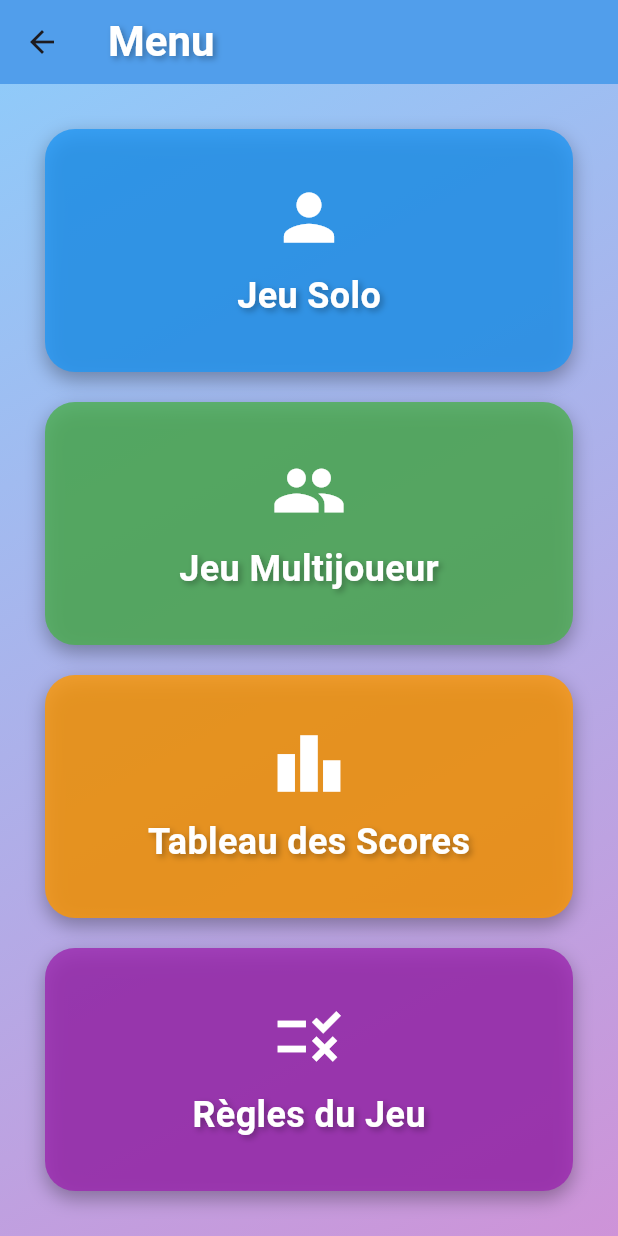
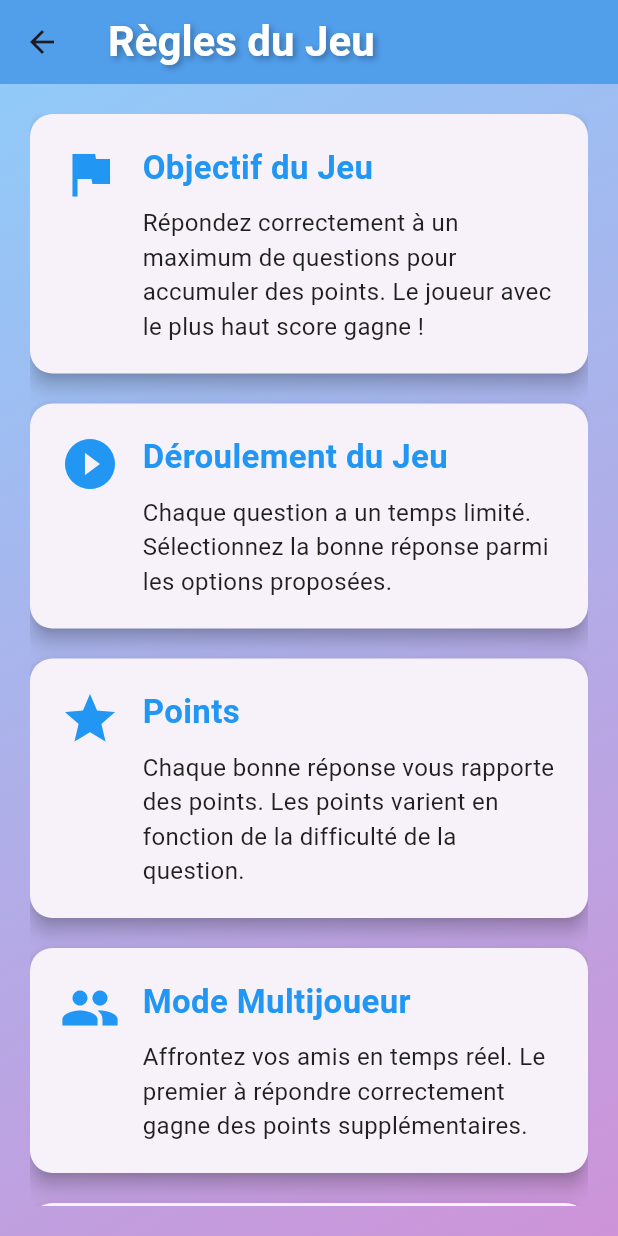
Before and after one commit to DrecQ/app_quizz_score_avec_leaderboard, a Flutter app: the MenuScreen screen opened directly, after a tap on "Règles du Jeu", on a phone screen of 412 x 824 dp. Run offline on Flutter 3.47's test engine with Material 3 defaults, Android fonts, the phone set to English and light mode, and no system bars.

```diff
--- a/lib/screens/menu_screen.dart
+++ b/lib/screens/menu_screen.dart
@@ -1,4 +1,5 @@
 import 'package:flutter/material.dart';
+import 'rules_screen.dart'; // Assurez-vous d'importer la page des règles
 
 class MenuScreen extends StatelessWidget {
   @override
@@ -79,7 +80,11 @@ class MenuScreen extends StatelessWidget {
                   icon: Icons.rule,
                   color: Colors.purple.withOpacity(0.8),
                   onTap: () {
-                    print('Règles du Jeu');
+                    // Navigation vers la page des règles
+                    Navigator.push(
+                      context,
+                      MaterialPageRoute(builder: (context) => RulesScreen()),
+                    );
                   },
                 ),
               ),
@@ -102,6 +107,7 @@ class MenuScreen extends StatelessWidget {
       onTap: onTap,
       child: Container(
         margin: EdgeInsets.all(10),
+        height: 120, // Hauteur réduite des cartes
         decoration: BoxDecoration(
           color: color,
           borderRadius: BorderRadius.circular(20),
@@ -119,14 +125,14 @@ class MenuScreen extends StatelessWidget {
             children: [
               Icon(
                 icon,
-                size: 50,
+                size: 40, // Taille de l'icône légèrement réduite
                 color: Colors.white,
               ),
               SizedBox(height: 10),
               Text(
                 title,
                 style: TextStyle(
-                  fontSize: 24,
+                  fontSize: 22, // Taille de police légèrement réduite
                   fontWeight: FontWeight.bold,
                   color: Colors.white,
                   shadows: [
--- a/lib/screens/rules_screen.dart
+++ b/lib/screens/rules_screen.dart
@@ -0,0 +1,154 @@
+import 'package:flutter/material.dart';
+
+class RulesScreen extends StatelessWidget {
+  @override
+  Widget build(BuildContext context) {
+    return Scaffold(
+      appBar: AppBar(
+        title: Text(
+          'Règles du Jeu',
+          style: TextStyle(
+            fontSize: 28,
+            fontWeight: FontWeight.bold,
+            color: Colors.white,
+            shadows: [
+              Shadow(
+                blurRadius: 5,
+                color: Colors.black.withOpacity(0.3),
+                offset: Offset(2, 2),
+              ),
+            ],
+          ),
+        ),
+        backgroundColor: Colors.blue.withOpacity(0.8),
+        elevation: 10,
+      ),
+      body: Container(
+        decoration: BoxDecoration(
+          gradient: LinearGradient(
+            begin: Alignment.topLeft,
+            end: Alignment.bottomRight,
+            colors: [Colors.blue[200]!, Colors.purple[200]!],
+          ),
+        ),
+        child: Padding(
+          padding: EdgeInsets.all(20.0),
+          child: ListView(
+            children: [
+              // Règle 1 : Objectif du jeu
+              _buildRuleCard(
+                icon: Icons.flag,
+                title: 'Objectif du Jeu',
+                description:
+                    'Répondez correctement à un maximum de questions pour accumuler des points. Le joueur avec le plus haut score gagne !',
+              ),
+              // Règle 2 : Déroulement du jeu
+              _buildRuleCard(
+                icon: Icons.play_circle_filled,
+                title: 'Déroulement du Jeu',
+                description:
+                    'Chaque question a un temps limité. Sélectionnez la bonne réponse parmi les options proposées.',
+              ),
+              // Règle 3 : Points
+              _buildRuleCard(
+                icon: Icons.star,
+                title: 'Points',
+                description:
+                    'Chaque bonne réponse vous rapporte des points. Les points varient en fonction de la difficulté de la question.',
+              ),
+              // Règle 4 : Mode Multijoueur
+              _buildRuleCard(
+                icon: Icons.people,
+                title: 'Mode Multijoueur',
+                description:
+                    'Affrontez vos amis en temps réel. Le premier à répondre correctement gagne des points supplémentaires.',
+              ),
+              // Règle 5 : Tableau des Scores
+              _buildRuleCard(
+                icon: Icons.leaderboard,
+                title: 'Tableau des Scores',
+                description:
+                    'Consultez le classement des meilleurs joueurs et essayez de vous hisser en haut du tableau !',
+              ),
+              // Bouton de retour
+              SizedBox(height: 20),
+              ElevatedButton(
+                onPressed: () {
+                  Navigator.pop(context); // Retour au menu
+                },
+                child: Text(
+                  'Retour au Menu',
+                  style: TextStyle(
+                    fontSize: 20,
+                    fontWeight: FontWeight.bold,
+                    color: Colors.white,
+                  ),
+                ),
+                style: ElevatedButton.styleFrom(
+                  padding: EdgeInsets.symmetric(horizontal: 40, vertical: 15),
+                  shape: RoundedRectangleBorder(
+                    borderRadius: BorderRadius.circular(30),
+                  ),
+                  backgroundColor: Colors.blue.withOpacity(0.8),
+                  elevation: 10,
+                ),
+              ),
+            ],
+          ),
+        ),
+      ),
+    );
+  }
+
+  // Fonction pour créer une carte de règle
+  Widget _buildRuleCard({
+    required IconData icon,
+    required String title,
+    required String description,
+  }) {
+    return Card(
+      margin: EdgeInsets.only(bottom: 20),
+      elevation: 5,
+      shape: RoundedRectangleBorder(
+        borderRadius: BorderRadius.circular(15),
+      ),
+      child: Padding(
+        padding: EdgeInsets.all(20),
+        child: Row(
+          crossAxisAlignment: CrossAxisAlignment.start,
+          children: [
+            Icon(
+              icon,
+              size: 40,
+              color: Colors.blue,
+            ),
+            SizedBox(width: 15),
+            Expanded(
+              child: Column(
+                crossAxisAlignment: CrossAxisAlignment.start,
+                children: [
+                  Text(
+                    title,
+                    style: TextStyle(
+                      fontSize: 22,
+                      fontWeight: FontWeight.bold,
+                      color: Colors.blue,
+                    ),
+                  ),
+                  SizedBox(height: 10),
+                  Text(
+                    description,
+                    style: TextStyle(
+                      fontSize: 16,
+                      color: Colors.black87,
+                    ),
+                  ),
+                ],
+              ),
+            ),
+          ],
+        ),
+      ),
+    );
+  }
+}
```
Also changed, not shown: lib/screens/leaderboard_screen.dart (added).
